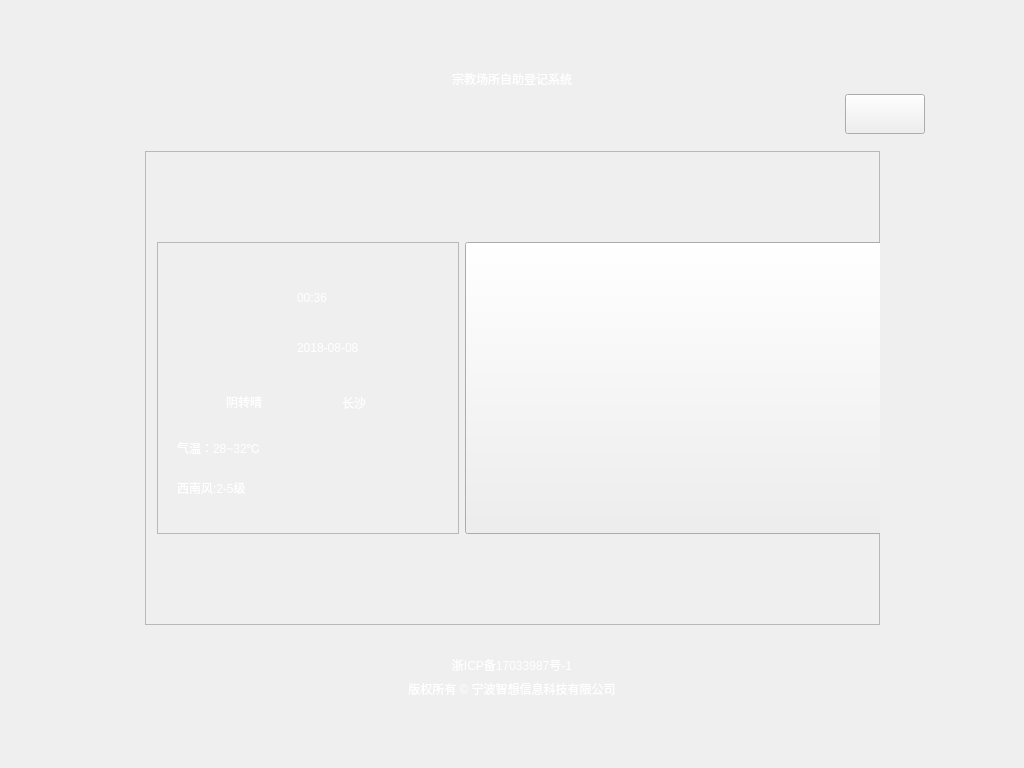
Before: the Qt Designer form homestay/home_hotel.ui in fangye945a/home_hotel_register_system, drawn with Qt 5.
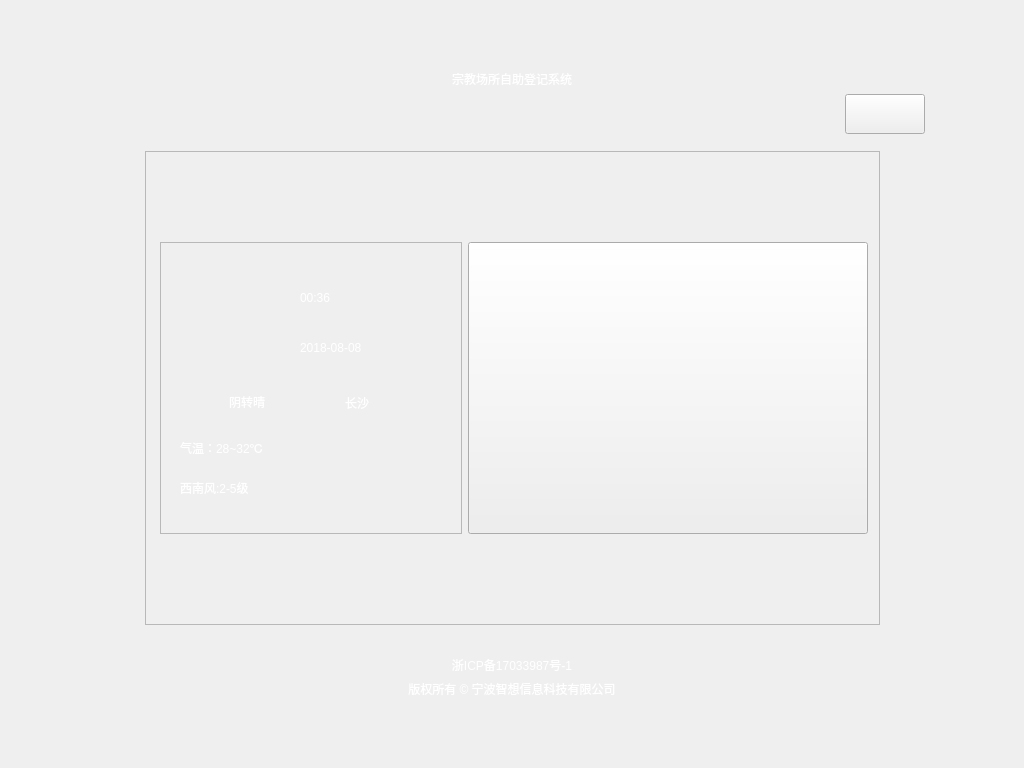
After: the same form once the commit is applied. Icons and pictures are not drawn.

Commit message: 优化人脸识别速度，增加配置文件功能，去除图片边框

Patch:
```diff
--- a/homestay/home_hotel.ui
+++ b/homestay/home_hotel.ui
@@ -393,6 +393,12 @@
                <widget class="QPushButton" name="self_help_regist">
                 <property name="minimumSize">
                  <size>
+                  <width>400</width>
+                  <height>292</height>
+                 </size>
+                </property>
+                <property name="maximumSize">
+                 <size>
                   <width>446</width>
                   <height>292</height>
                  </size>
```
Left out of the diff: 4 changed lines with no effect on the pictures. The commit also changes 2 other files.
